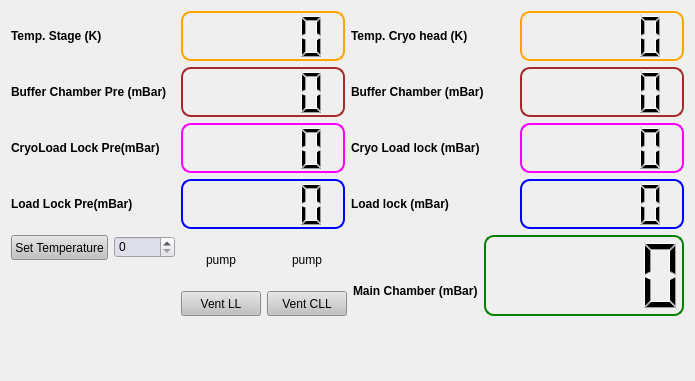
Old version of the form pyccapt/files/PyQt6_UI/gui_pumps_vacuum.ui in the repository mmonajem/pyoxcart.
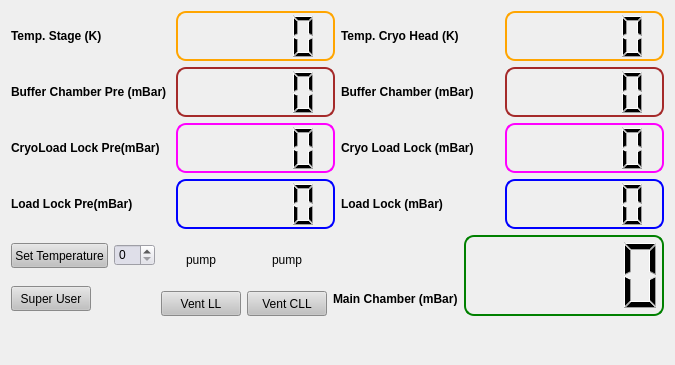
New version of the form.

Commit message: super user

The edit to the form file:
```diff
--- a/pyccapt/files/PyQt6_UI/gui_pumps_vacuum.ui
+++ b/pyccapt/files/PyQt6_UI/gui_pumps_vacuum.ui
@@ -6,8 +6,8 @@
             <rect>
                 <x>0</x>
                 <y>0</y>
-                <width>695</width>
-                <height>381</height>
+                <width>658</width>
+                <height>365</height>
             </rect>
         </property>
         <property name="windowTitle">
@@ -62,7 +62,7 @@
                                         </font>
                                     </property>
                                     <property name="text">
-                                        <string>Temp. Cryo head (K)</string>
+                                        <string>Temp. Cryo Head (K)</string>
                                     </property>
                                 </widget>
                             </item>
@@ -216,7 +216,7 @@
                                         </font>
                                     </property>
                                     <property name="text">
-                                        <string>Cryo Load lock (mBar)</string>
+                                        <string>Cryo Load Lock (mBar)</string>
                                     </property>
                                 </widget>
                             </item>
@@ -288,7 +288,7 @@
                                         </font>
                                     </property>
                                     <property name="text">
-                                        <string>Load lock (mBar)</string>
+                                        <string>Load Lock (mBar)</string>
                                     </property>
                                 </widget>
                             </item>
@@ -524,6 +524,31 @@
                             </property>
                         </widget>
                     </item>
+                    <item row="2" column="0">
+                        <widget class="QPushButton" name="superuser">
+                            <property name="sizePolicy">
+                                <sizepolicy hsizetype="Fixed" vsizetype="Fixed">
+                                    <horstretch>0</horstretch>
+                                    <verstretch>0</verstretch>
+                                </sizepolicy>
+                            </property>
+                            <property name="minimumSize">
+                                <size>
+                                    <width>0</width>
+                                    <height>25</height>
+                                </size>
+                            </property>
+                            <property name="styleSheet">
+                                <string notr="true">QPushButton{
+                                    background: rgb(193, 193, 193)
+                                    }
+                                </string>
+                            </property>
+                            <property name="text">
+                                <string>Super User</string>
+                            </property>
+                        </widget>
+                    </item>
                 </layout>
             </item>
         </layout>
```
The commit also changes 13 other files.
